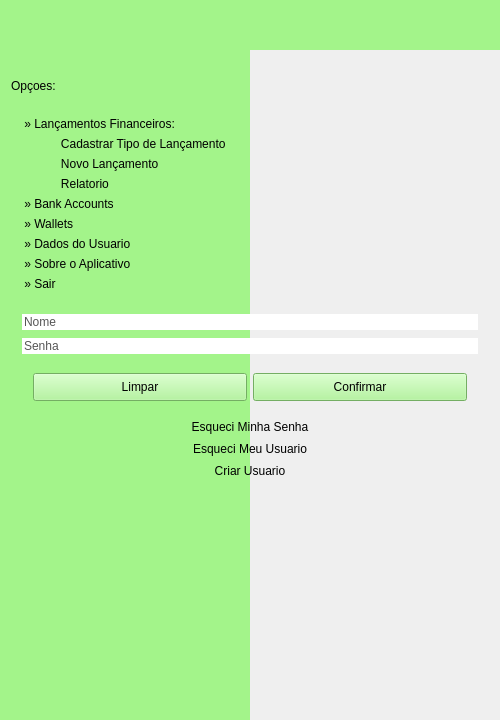
Above: VirtualWallet/src/vision/mainwindow.ui from joaovicentesouto/INE5417 before the change. Below: the same form after it.
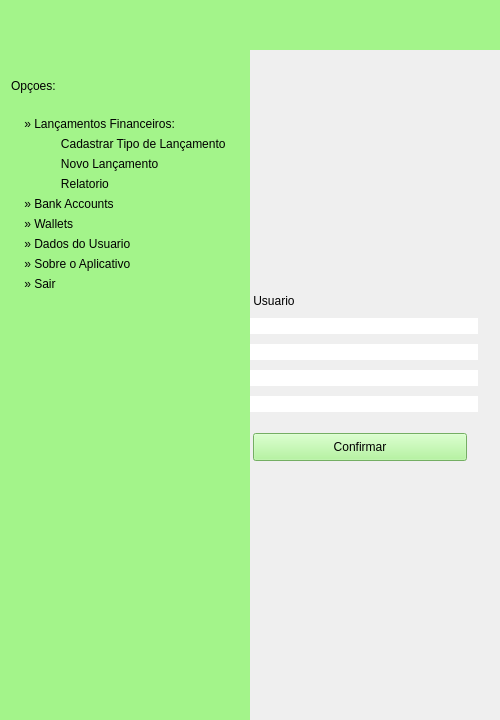
That is the form after the change. The open tabs and pages were chosen to show the change.

Commit message: Finalização das opções adicionais de Login.

What changed in the file:
```diff
--- a/VirtualWallet/src/vision/mainwindow.ui
+++ b/VirtualWallet/src/vision/mainwindow.ui
@@ -57,7 +57,7 @@
      </size>
     </property>
     <property name="currentIndex">
-     <number>2</number>
+     <number>0</number>
     </property>
     <widget class="QWidget" name="Login">
      <layout class="QVBoxLayout" name="verticalLayout_2">
@@ -68,17 +68,17 @@
        <widget class="QWidget" name="CenterWidget" native="true">
         <layout class="QVBoxLayout" name="verticalLayout_3">
          <item>
-          <widget class="QPushButton" name="LoginErrorMessage">
+          <widget class="QPushButton" name="LoginMsg">
            <property name="styleSheet">
-            <string notr="true">#LoginErrorMessage
+            <string notr="true">#LoginMsg
 {
-	color:  rgb(250, 0, 0);
+	color:  black;
 	background-color: transparent;
 	border: none;
 }</string>
            </property>
            <property name="text">
-            <string/>
+            <string>Login</string>
            </property>
           </widget>
          </item>
@@ -159,7 +159,7 @@
 }</string>
               </property>
               <property name="text">
-               <string>Confirmar</string>
+               <string>Entrar</string>
               </property>
              </widget>
             </item>
@@ -196,21 +196,6 @@
            </property>
           </widget>
          </item>
-         <item>
-          <widget class="QPushButton" name="LoginNewUser">
-           <property name="styleSheet">
-            <string notr="true">#LoginNewUser
-{
-	background-color: transparent;
-	border: none;
-	font-size: 12px;
-}</string>
-           </property>
-           <property name="text">
-            <string>Criar Usuario</string>
-           </property>
-          </widget>
-         </item>
         </layout>
        </widget>
       </item>
@@ -234,10 +219,11 @@
 {
 	background-color: transparent;
 	border: none;
+	color: black;
 }</string>
            </property>
            <property name="text">
-            <string/>
+            <string>Altere sua Senha</string>
            </property>
           </widget>
          </item>
@@ -405,10 +391,11 @@
 {
 	background-color: transparent;
 	border: none;
+	color: black;
 }</string>
            </property>
            <property name="text">
-            <string/>
+            <string>Altere seu Nome</string>
            </property>
           </widget>
          </item>
@@ -561,6 +548,151 @@
       </item>
      </layout>
     </widget>
+    <widget class="QWidget" name="NewUser">
+     <layout class="QVBoxLayout" name="verticalLayout_11">
+      <item>
+       <widget class="QWidget" name="NewUserNorth" native="true"/>
+      </item>
+      <item>
+       <widget class="QWidget" name="NewUserCenter" native="true">
+        <layout class="QVBoxLayout" name="verticalLayout_10">
+         <item>
+          <widget class="QPushButton" name="NewUserMsg">
+           <property name="styleSheet">
+            <string notr="true">#NewUserMsg
+{
+	background-color: transparent;
+	border: none;
+	color: black;
+}</string>
+           </property>
+           <property name="text">
+            <string>Crie seu Usuario</string>
+           </property>
+          </widget>
+         </item>
+         <item>
+          <widget class="QLineEdit" name="NewUserName">
+           <property name="styleSheet">
+            <string notr="true">#NewUserName
+{
+	border: none;
+    color: #565656;
+    font-size: 12px;
+}</string>
+           </property>
+           <property name="text">
+            <string>Nome</string>
+           </property>
+          </widget>
+         </item>
+         <item>
+          <widget class="QLineEdit" name="NewUserCode">
+           <property name="styleSheet">
+            <string notr="true">#NewUserCode
+{
+	border: none;
+    color: #565656;
+    font-size: 12px;
+}</string>
+           </property>
+           <property name="text">
+            <string>Codigo</string>
+           </property>
+          </widget>
+         </item>
+         <item>
+          <widget class="QLineEdit" name="NewUserPassword">
+           <property name="styleSheet">
+            <string notr="true">#NewUserPassword
+{
+	border: none;
+    color: #565656;
+    font-size: 12px;
+}</string>
+           </property>
+           <property name="text">
+            <string>Senha</string>
+           </property>
+          </widget>
+         </item>
+         <item>
+          <widget class="QLineEdit" name="NewUserConfirm">
+           <property name="styleSheet">
+            <string notr="true">#NewUserConfirm
+{
+	border: none;
+    color: #565656;
+    font-size: 12px;
+}</string>
+           </property>
+           <property name="text">
+            <string>Confirme a Senha</string>
+           </property>
+          </widget>
+         </item>
+         <item>
+          <widget class="QWidget" name="NewUserButtons" native="true">
+           <property name="maximumSize">
+            <size>
+             <width>16777215</width>
+             <height>50</height>
+            </size>
+           </property>
+           <layout class="QHBoxLayout" name="horizontalLayout_4">
+            <item>
+             <widget class="QPushButton" name="NewUserCleanButton">
+              <property name="maximumSize">
+               <size>
+                <width>16777215</width>
+                <height>40</height>
+               </size>
+              </property>
+              <property name="styleSheet">
+               <string notr="true">#NewUserCleanButton
+{
+    background-color: #a3f48a;
+    color: black;
+    font-size: 12px;
+}</string>
+              </property>
+              <property name="text">
+               <string>Limpar</string>
+              </property>
+             </widget>
+            </item>
+            <item>
+             <widget class="QPushButton" name="NewUserConfirmButton">
+              <property name="maximumSize">
+               <size>
+                <width>16777215</width>
+                <height>40</height>
+               </size>
+              </property>
+              <property name="styleSheet">
+               <string notr="true">#NewUserConfirmButton
+{
+    background-color: #a3f48a;
+    color: black;
+    font-size: 12px;
+}</string>
+              </property>
+              <property name="text">
+               <string>Confirmar</string>
+              </property>
+             </widget>
+            </item>
+           </layout>
+          </widget>
+         </item>
+        </layout>
+       </widget>
+      </item>
+      <item>
+       <widget class="QWidget" name="NewUserSouth" native="true"/>
+      </item>
+     </layout>
+    </widget>
     <widget class="QWidget" name="Home">
      <layout class="QVBoxLayout" name="verticalLayout">
       <item>
@@ -987,9 +1119,6 @@
      </item>
     </layout>
    </widget>
-   <zorder>MenuWidget</zorder>
-   <zorder>Stack</zorder>
-   <zorder>Menu</zorder>
   </widget>
  </widget>
  <layoutdefault spacing="6" margin="11"/>
```
The commit also changes 6 other files.
